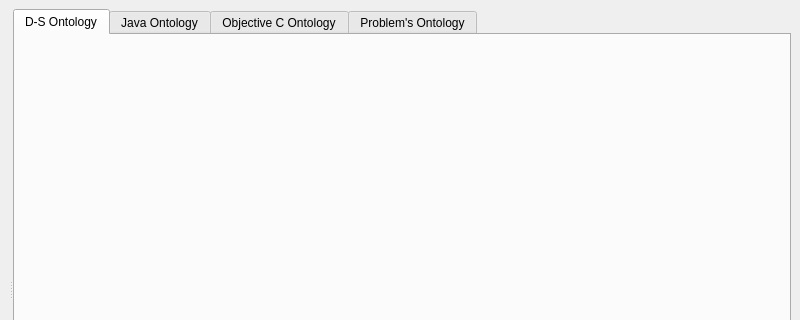
Above: MainWindow.ui from bobrnor/OntoEditor before the change; both pictures show x 0 to 800 and y 0 to 320 of the 800 by 600 pixel window. Below: the same form after it.
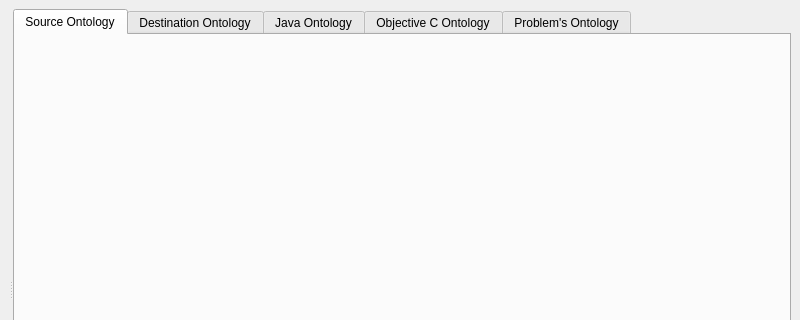
That is the form after the change.

Diff of the .ui file:
```diff
--- a/MainWindow.ui
+++ b/MainWindow.ui
@@ -35,7 +35,12 @@
           </property>
           <widget class="QWidget" name="domainSpecificOntologyTab">
            <attribute name="title">
-            <string>D-S Ontology</string>
+            <string>Source Ontology</string>
+           </attribute>
+          </widget>
+          <widget class="QWidget" name="destinationOntologyTab">
+           <attribute name="title">
+            <string>Destination Ontology</string>
            </attribute>
           </widget>
           <widget class="QWidget" name="javaOntologyTab">
```
Left out of the diff: 2 changed lines with no effect on the pictures.
